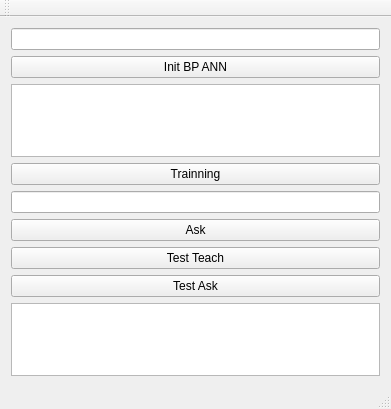
The window that mainwindow.ui (fenixnix/BP-ANN) describes before a commit, drawn with Qt 5.
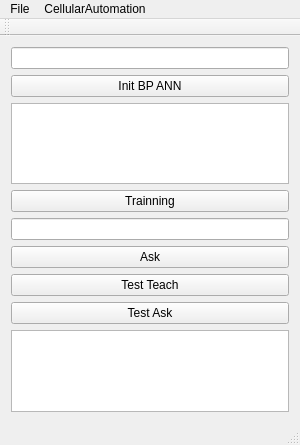
The same window after the commit.

Diff of the .ui file:
```diff
--- a/mainwindow.ui
+++ b/mainwindow.ui
@@ -6,14 +6,16 @@
    <rect>
     <x>0</x>
     <y>0</y>
-    <width>391</width>
-    <height>409</height>
+    <width>300</width>
+    <height>445</height>
    </rect>
   </property>
   <property name="windowTitle">
    <string>MainWindow</string>
   </property>
   <widget class="QWidget" name="centralWidget">
+   <layout class="QHBoxLayout" name="horizontalLayout">
+    <item>
    <layout class="QVBoxLayout" name="verticalLayout">
     <item>
      <widget class="QLineEdit" name="bpAnnParam"/>
@@ -63,16 +65,32 @@
      <widget class="QTextEdit" name="resultEdit"/>
     </item>
    </layout>
+    </item>
+   </layout>
   </widget>
   <widget class="QMenuBar" name="menuBar">
    <property name="geometry">
     <rect>
      <x>0</x>
      <y>0</y>
-     <width>391</width>
+     <width>300</width>
      <height>22</height>
     </rect>
    </property>
+   <widget class="QMenu" name="menuFile">
+    <property name="title">
+     <string>File</string>
+    </property>
+   </widget>
+   <widget class="QMenu" name="menuCelluar">
+    <property name="title">
+     <string>CellularAutomation</string>
+    </property>
+    <addaction name="actionLearn_Conway_LifeGame"/>
+    <addaction name="actionTest_2D"/>
+   </widget>
+   <addaction name="menuFile"/>
+   <addaction name="menuCelluar"/>
   </widget>
   <widget class="QToolBar" name="mainToolBar">
    <attribute name="toolBarArea">
```
Left out of the diff: 10 changed lines with no effect on the pictures. Lines whose indentation alone changed are shown as unchanged.
